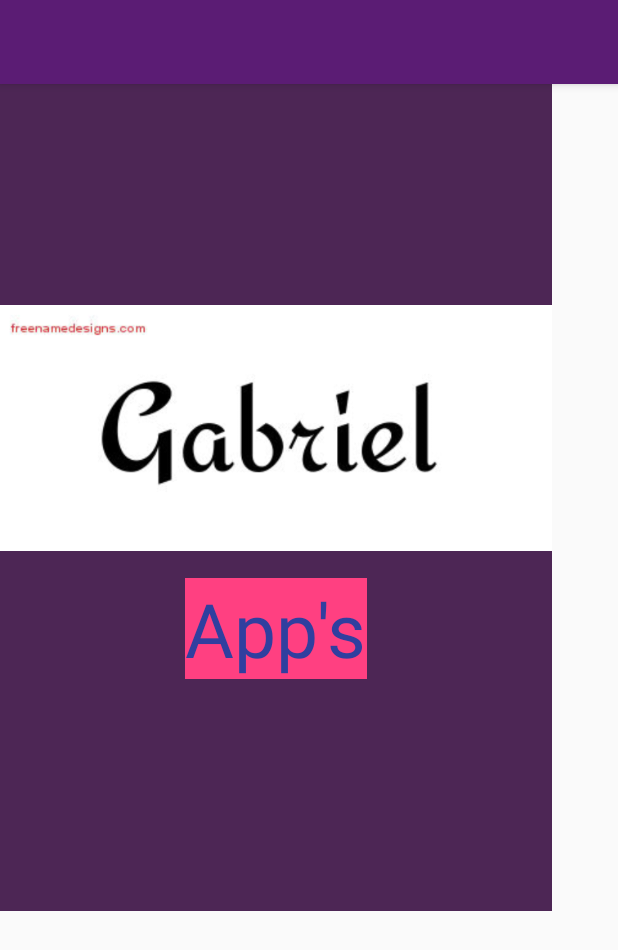
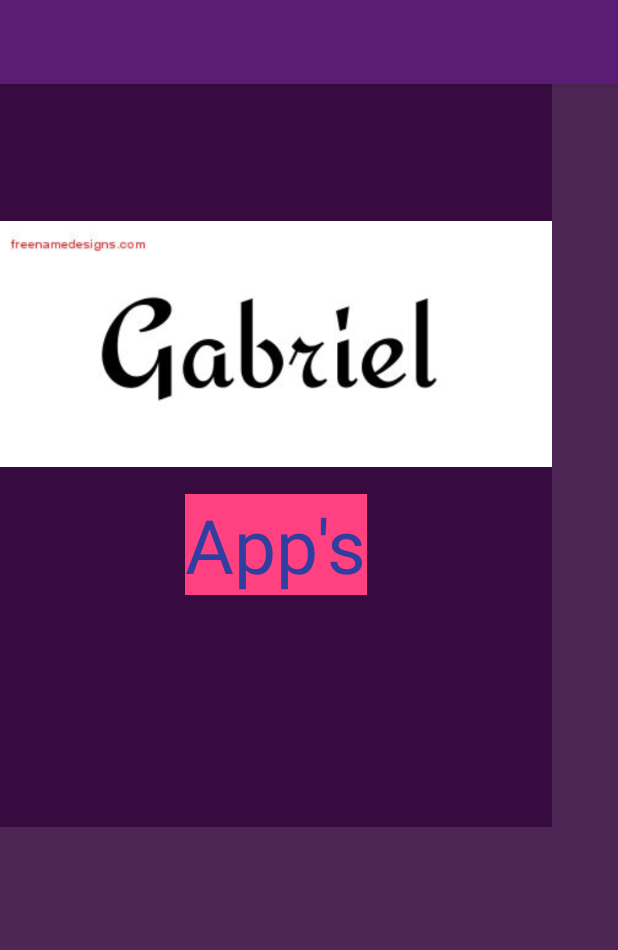
Before and after one commit to Gabriel022/CoachMasterv0, an Android app: the SplashScreenActivity screen opened directly, with no data from a screen before it, on a phone screen of 412 x 824 dp. Shown: the top 950 px of the screen. Run offline under Robolectric (Android 15) with nearby library versions, the phone set to English and light mode, and no system bars.

Commit message:
update0.4

```diff
--- a/app/src/main/res/layout/activity_splash_screen.xml
+++ b/app/src/main/res/layout/activity_splash_screen.xml
@@ -1,9 +1,11 @@
 <?xml version="1.0" encoding="utf-8"?>
-<android.support.design.widget.CoordinatorLayout xmlns:android="http://schemas.android.com/apk/res/android"
+<RelativeLayout
+    xmlns:android="http://schemas.android.com/apk/res/android"
     xmlns:app="http://schemas.android.com/apk/res-auto"
     xmlns:tools="http://schemas.android.com/tools"
     android:layout_width="match_parent"
     android:layout_height="match_parent"
+    android:background="@color/purpledark"
     tools:context="com.example.cisc.coachmasterv0.SplashScreenActivity">
 
     <android.support.design.widget.AppBarLayout
@@ -24,4 +26,4 @@
 
 
 
-</android.support.design.widget.CoordinatorLayout>
+</RelativeLayout>
--- a/app/src/main/res/values/strings.xml
+++ b/app/src/main/res/values/strings.xml
@@ -11,7 +11,7 @@
     <string name="feedBackText">Write FeedBack</string>
     <string name="feedBackButton">Send!</string>
     <string name="title_activity_settings">SettingsActivity</string>
-    <string name="title_activity_splash_screen">SplashScreenActivity</string>
+    <string name="title_activity_splash_screen" translatable="false">SplashScreenActivity</string>
     <string name="soundButtonText">Sound</string>
     <string name="configTextView">App\'s Sound: On or Off</string>
     <string name="InverntThemeText">Invert The App\'s Theme</string>
```
Also changed, not shown: 2 other files.
